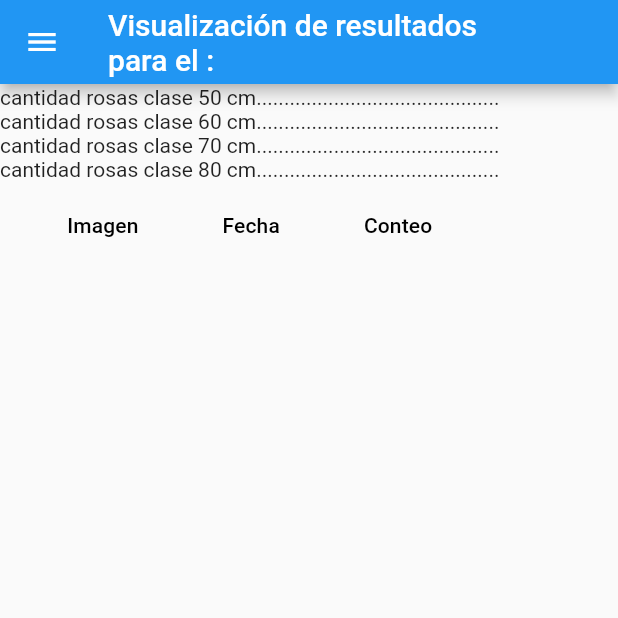
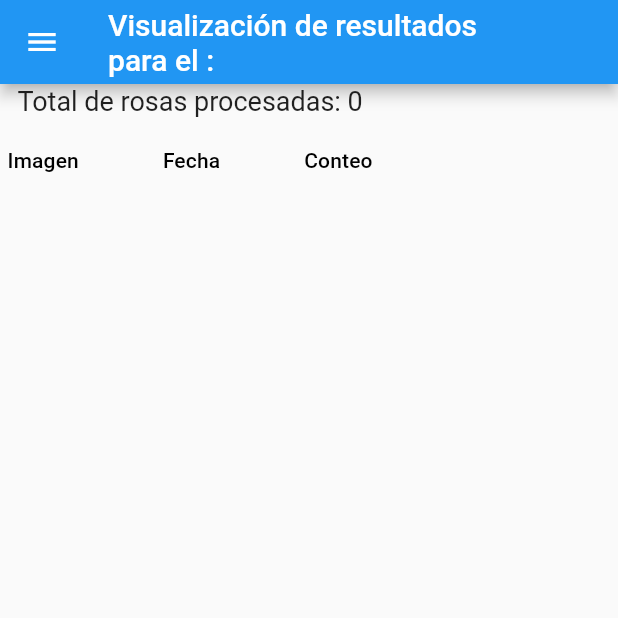
Before and after one commit to miltonAlan/rosas-CNN-UCE, a Flutter app: the ResultadosTrabajador screen opened by its route, on a phone screen of 412 x 824 dp, the top half of it. Run offline on Flutter 3.47's test engine with Material 2 defaults, Android fonts, the phone set to English and light mode, and no system bars; our stand-ins replace cloud_firestore, firebase_core, firebase_storage, image_picker, photo_view; missing offline and left inert: multi_image_picker; accounts and stored records are empty.

Commit message:
mpaucar: datatable trabajador vale, el codigo ya no apesta tanto :v

```diff
--- a/lib/screens/resultados_trabajador.dart
+++ b/lib/screens/resultados_trabajador.dart
@@ -113,12 +113,47 @@ class _MiPantallaDataTableState extends State<ResultadosTrabajador> {
 
   @override
   Widget build(BuildContext context) {
+    List<String> textosSuperiores = [];
     final String rol =
         Provider.of<TestResultProvider>(context).rol ?? "Rol no definido";
     final String nombreTrabajador =
         Provider.of<TestResultProvider>(context).nombreTrabajador ??
             "Nombre no definido";
+    // Calcular la suma de los valores de la columna "Conteo"
+    num totalRosasProcesadas = 0;
+    for (var medicion in medicionesTrabajador) {
+      final rosasCount = (medicion['rosas'] ?? []).length;
+      totalRosasProcesadas += rosasCount.toInt(); // Convertir a int
+    }
+    setState(() {
+      textosSuperiores.add(
+          "Total de rosas procesadas: $totalRosasProcesadas"); // Agrega un nuevo texto
+    });
 
+    Map<String, int> contadoresRangos = {};
+
+    for (Map<String, dynamic> medicion in medicionesTrabajador) {
+      if (medicion['rosas'] != null) {
+        for (int i = 0; i < medicion['rosas'].length; i++) {
+          final altura = medicion['rosas'][i]['altura'];
+
+          // Calcular el rango al que pertenece la altura
+          int rango = ((altura) / 10).floor() * 10;
+          // int rango = ((altura) / 10).ceil() * 10;
+
+          // Incrementar el contador correspondiente al rango
+          contadoresRangos.update('$rango', (value) => value + 1,
+              ifAbsent: () => 1);
+        }
+      }
+    }
+    List<Widget> textosRangos = [];
+    contadoresRangos.forEach((rango, cantidad) {
+      setState(() {
+        textosSuperiores
+            .add("Cantidad entre $rango y ${int.parse(rango) + 10}: $cantidad");
+      });
+    });
     return Scaffold(
       appBar: AppBar(
         title: Text(
@@ -135,16 +170,15 @@ class _MiPantallaDataTableState extends State<ResultadosTrabajador> {
                   vertical:
                       1.0), // Espaciado entre el DropdownButton y el nuevo widget
               child: Column(
-                children: [
-                  Text(
-                      'cantidad rosas clase 50 cm............................................'),
-                  Text(
-                      'cantidad rosas clase 60 cm............................................'),
-                  Text(
-                      'cantidad rosas clase 70 cm............................................'),
-                  Text(
-                      'cantidad rosas clase 80 cm............................................'),
-                ],
+                children: textosSuperiores.map((texto) {
+                  return Text(
+                    texto,
+                    style: TextStyle(
+                      fontSize: 18.0, // Tamaño de fuente deseado
+                      // Puedes ajustar otros atributos de estilo aquí si es necesario
+                    ),
+                  );
+                }).toList(),
               ),
             ),
             // DropdownButton
```
